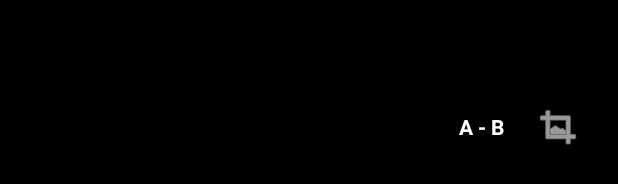
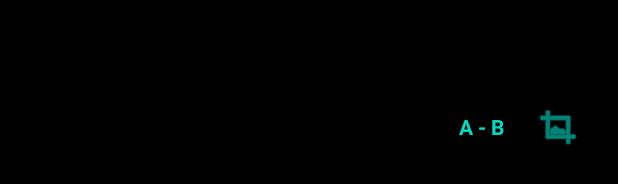
Before and after one commit to mafunacm/music, an Android app built with Jetpack Compose: the layout activity_video_player.xml on its own in the app's theme, with its tools: preview values and no code run, on a phone screen of 412 x 824 dp. Shown: the part 1049-1233 px from the top of the screen. Run offline under Robolectric (Android 15) with nearby library versions, the light colour scheme and no system bars.

Commit message:
Video Player: Layout fixes, A-B markers, and seek increments

```diff
--- a/app/src/main/res/layout/activity_video_player.xml
+++ b/app/src/main/res/layout/activity_video_player.xml
@@ -31,6 +31,7 @@
         android:layout_height="wrap_content"
         android:orientation="horizontal"
         android:layout_margin="16dp"
+        android:gravity="center_vertical"
         app:layout_constraintBottom_toBottomOf="parent"
         app:layout_constraintEnd_toEndOf="parent">
 
@@ -42,7 +43,7 @@
             android:gravity="center"
             android:paddingHorizontal="12dp"
             android:text="A - B"
-            android:textColor="@color/white"
+            android:textColor="@color/accent_teal"
             android:textSize="14sp"
             android:textStyle="bold" />
 
@@ -53,8 +54,28 @@
             android:background="?attr/selectableItemBackgroundBorderless"
             android:padding="8dp"
             android:src="@android:drawable/ic_menu_crop"
-            app:tint="@color/white" />
+            app:tint="@color/accent_teal" />
     </LinearLayout>
+
+    <View
+        android:id="@+id/markerA"
+        android:layout_width="4dp"
+        android:layout_height="12dp"
+        android:background="@color/color_active"
+        android:visibility="gone"
+        app:layout_constraintBottom_toBottomOf="parent"
+        app:layout_constraintStart_toStartOf="parent"
+        android:layout_marginBottom="44dp" />
+
+    <View
+        android:id="@+id/markerB"
+        android:layout_width="4dp"
+        android:layout_height="12dp"
+        android:background="@color/color_active"
+        android:visibility="gone"
+        app:layout_constraintBottom_toBottomOf="parent"
+        app:layout_constraintStart_toStartOf="parent"
+        android:layout_marginBottom="44dp" />
 
     <TextView
         android:id="@+id/tvAspectRatioMode"
```
Also changed, not shown: app/src/main/java/com/musicplayer/VideoPlayerActivity.kt (+44 -9 lines).
